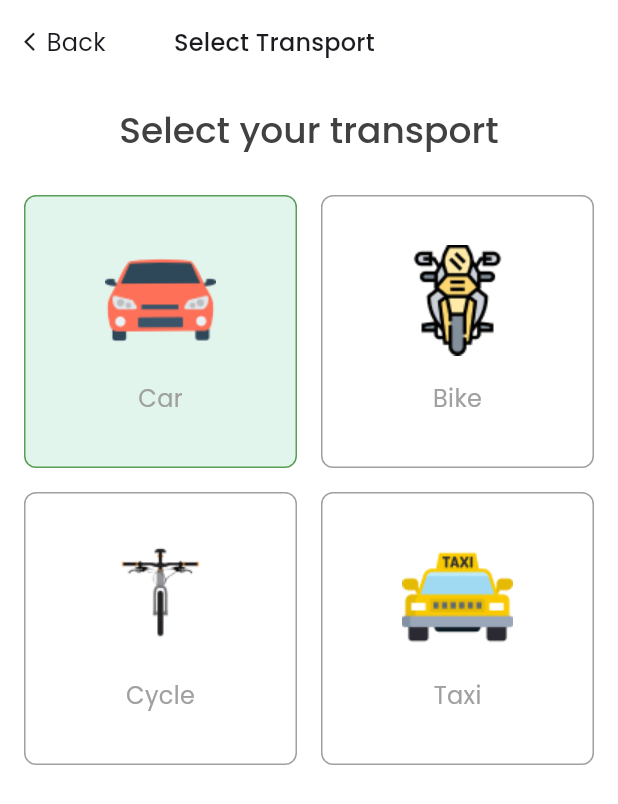
After one commit to dmutoni/riders_app, a Flutter app: the SelectTransportScreen screen opened by its route, on a phone screen of 412 x 824 dp. The commit adds this screen. Shown: the top 804 px of the screen. Run offline on Flutter 3.47's test engine with Material 3 defaults, Android fonts, the phone set to English and light mode, and no system bars; our stand-ins replace equatable, firebase_auth, firebase_core, flutter_riverpod, flutter_svg, go_router and 6 more; missing offline and left inert: animated_size_and_fade, intersperse; accounts and stored records are empty; generated files the repository leaves out were written again.

Commit message:
Feat: Add select transport screen and choose selection screen

```diff
--- a/lib/enums/widget_configurations/app_input_variant.dart
+++ b/lib/enums/widget_configurations/app_input_variant.dart
@@ -67,7 +67,7 @@ extension AppInputVariantValues on AppInputVariant {
       case AppInputVariant.clear:
         return ThemeColors.lightGrey;
       case AppInputVariant.search:
-        return ThemeColors.green;
+        return ThemeColors.green5;
     }
   }
 
@@ -111,7 +111,7 @@ extension AppInputVariantValues on AppInputVariant {
       case AppInputVariant.search:
         return const Icon(
           Icons.search,
-          color: ThemeColors.green,
+          color: ThemeColors.black,
         );
       case AppInputVariant.dark:
       case AppInputVariant.light:
--- a/lib/helpers/go_router_navigation_helper.dart
+++ b/lib/helpers/go_router_navigation_helper.dart
@@ -10,6 +10,7 @@ import 'package:flutter_starter_template/screens/home/home_screen.dart';
 import 'package:flutter_starter_template/screens/onboarding/car_onboarding_screen.dart';
 import 'package:flutter_starter_template/screens/onboarding/location_onboarding_screen.dart';
 import 'package:flutter_starter_template/screens/onboarding/time_onboarding_screen.dart';
+import 'package:flutter_starter_template/screens/transport/select_transport_screen.dart';
 import 'package:flutter_starter_template/widgets/auth_checker.dart';
 import 'package:go_router/go_router.dart';
 import 'package:hooks_riverpod/hooks_riverpod.dart';
@@ -85,6 +86,11 @@ List<GoRoute> _buildRoutes() {
       path: SetNewPassword.routeName,
       builder: (context, state) => const SetNewPassword(),
     ),
+    GoRoute(
+      name: SelectTransportScreen.routeName,
+      path: SelectTransportScreen.routeName,
+      builder: (context, state) => const SelectTransportScreen(),
+    )
   ];
 }
 
--- /dev/null
+++ b/lib/screens/transport/select_transport_screen.dart
@@ -0,0 +1,123 @@
+import 'package:flutter/material.dart';
+import 'package:flutter_starter_template/values/assets/transport_assets.dart';
+import 'package:flutter_starter_template/values/dimens.dart';
+import 'package:flutter_starter_template/widgets/common/visual/option_item.dart';
+import 'package:go_router/go_router.dart';
+
+class SelectTransportScreen extends StatefulWidget {
+  static const routeName = '/select-transport';
+  const SelectTransportScreen({super.key});
+
+  @override
+  State<SelectTransportScreen> createState() => _SelectTransportScreenState();
+}
+
+class _SelectTransportScreenState extends State<SelectTransportScreen> {
+  int selectedTransport = 0;
+
+  final List<Map<String, dynamic>> transportOptions = [
+    {
+      'label': 'Car',
+      'icon': Image.asset(
+        TransportAssets.car,
+      ),
+      'color': Colors.red
+    },
+    {
+      'label': 'Bike',
+      'icon': Image.asset(
+        TransportAssets.bike,
+      ),
+      'color': Colors.yellow
+    },
+    {
+      'label': 'Cycle',
+      'icon': Image.asset(
+        TransportAssets.cycle,
+      ),
+      'color': Colors.black
+    },
+    {
+      'label': 'Taxi',
+      'icon': Image.asset(
+        TransportAssets.taxi,
+      ),
+      'color': Colors.yellow
+    },
+  ];
+
+  @override
+  Widget build(BuildContext context) {
+    return Scaffold(
+      appBar: AppBar(
+        backgroundColor: Colors.transparent,
+        elevation: 0,
+        leading: Padding(
+          padding: const EdgeInsets.all(
+            Dimens.marginDefault,
+          ),
+          child: GestureDetector(
+            onTap: () => context.pop(),
+            child: const Row(
+              children: [
+                Icon(
+                  Icons.arrow_back_ios,
+                  size: 15,
+                ),
+                Text(
+                  'Back',
+                ),
+              ],
+            ),
+          ),
+        ),
+        title: Text(
+          'Select Transport',
+          style: Theme.of(context).textTheme.titleMedium,
+        ),
+        leadingWidth: 100,
+      ),
+      body: Padding(
+        padding: const EdgeInsets.all(
+          Dimens.marginDefault,
+        ),
+        child: Column(
+          children: [
+            Text(
+              'Select your transport',
+              style: Theme.of(context).textTheme.titleLarge,
+            ),
+            const SizedBox(height: Dimens.marginBig),
+            Expanded(
+              child: GridView.builder(
+                gridDelegate: const SliverGridDelegateWithFixedCrossAxisCount(
+                  crossAxisCount: 2,
+                  childAspectRatio: 1,
+                  crossAxisSpacing: 16,
+                  mainAxisSpacing: 16,
+                ),
+                itemCount: transportOptions.length,
+                itemBuilder: (context, index) {
+                  final option = transportOptions[index];
+                  final isSelected =
+                      selectedTransport == transportOptions.indexOf(option);
+
+                  return OptionItem(
+                    label: option['label'],
+                    image: option['icon'],
+                    isSelected: isSelected,
+                    onTap: () {
+                      setState(() {
+                        selectedTransport = transportOptions.indexOf(option);
+                      });
+                    },
+                  );
+                },
+              ),
+            ),
+          ],
+        ),
+      ),
+    );
+  }
+}
--- /dev/null
+++ b/lib/values/assets/transport_assets.dart
@@ -0,0 +1,6 @@
+abstract class TransportAssets {
+  static const String car = 'assets/images/transport/car.png';
+  static const String bike = 'assets/images/transport/bike.png';
+  static const String cycle = 'assets/images/transport/cycle.png';
+  static const String taxi = 'assets/images/transport/taxi.png';
+}
--- /dev/null
+++ b/lib/widgets/common/visual/option_item.dart
@@ -0,0 +1,57 @@
+import 'package:flutter/material.dart';
+import 'package:flutter_starter_template/values/colors.dart';
+import 'package:flutter_starter_template/values/dimens.dart';
+
+class OptionItem extends StatelessWidget {
+  final String label;
+  final Widget image;
+  final double? width;
+  final double? height;
+  final bool isSelected;
+  final VoidCallback onTap;
+
+  const OptionItem({
+    Key? key,
+    required this.label,
+    required this.image,
+    this.width = 50,
+    this.height = 50,
+    this.isSelected = false,
+    required this.onTap,
+  }) : super(key: key);
+
+  @override
+  Widget build(BuildContext context) {
+    return GestureDetector(
+      onTap: onTap,
+      child: Container(
+        height: height,
+        width: width,
+        padding: const EdgeInsets.all(
+          Dimens.marginDefault,
+        ),
+        decoration: BoxDecoration(
+          color: isSelected ? ThemeColors.green5 : ThemeColors.white,
+          borderRadius: BorderRadius.circular(8.0),
+          border: Border.all(
+            color: isSelected ? ThemeColors.green2 : ThemeColors.lightGrey,
+          ),
+        ),
+        child: Column(
+          children: [
+            const SizedBox(
+              height: Dimens.marginDefault,
+            ),
+            image,
+            const SizedBox(
+              height: Dimens.marginDefault,
+            ),
+            Text(
+              label,
+            ),
+          ],
+        ),
+      ),
+    );
+  }
+}
--- a/pubspec.yaml
+++ b/pubspec.yaml
@@ -73,6 +73,7 @@ flutter:
     - assets/images/login/
     - assets/images/onboarding/
     - assets/images/home/
+    - assets/images/transport/
 
   fonts:
     - family: Coiny
```
Also changed, not shown: lib/screens/home/home_screen.dart (+27 -8 lines), lib/screens/transport/available_cars_screen.dart (added, +11 -0 lines), lib/widgets/common/visual/address_bottom_sheet.dart (added, +128 -0 lines), lib/widgets/common/visual/confirm_address_bottom_sheet.dart (added, +131 -0 lines), lib/widgets/common/visual/dotted_line.dart (added, +43 -0 lines), assets/images/transport/bike.png (added), assets/images/transport/car.png (added), assets/images/transport/cycle.png (added), assets/images/transport/taxi.png (added).
